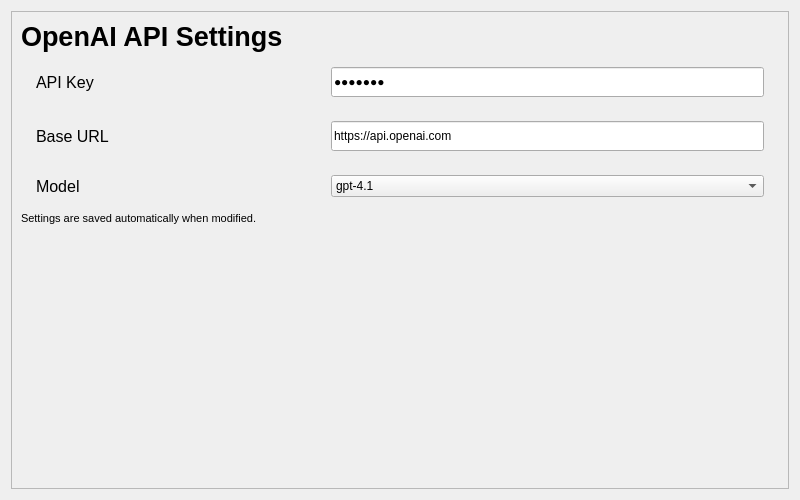
This is src/ui/SettingOpenAIPage.ui in flairziv/qt-llm-chat as Qt 5 draws it before an edit. The edited form follows.
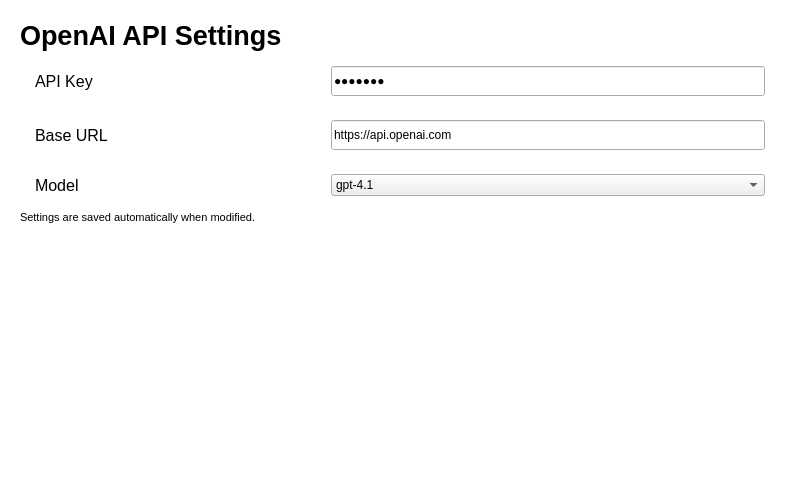
This is the edited form. Custom widgets are drawn as their Qt base class.

Diff of the .ui file:
```diff
--- a/src/ui/SettingOpenAIPage.ui
+++ b/src/ui/SettingOpenAIPage.ui
@@ -10,6 +10,11 @@
     <height>500</height>
    </rect>
   </property>
+  <property name="styleSheet">
+   <string notr="true">#SettingOpenAIPage { background: transparent; }
+QScrollArea { background: transparent; border: none; }
+#scrollAreaWidgetContents { background: transparent; }</string>
+  </property>
   <layout class="QVBoxLayout" name="verticalLayout">
    <item>
     <widget class="QScrollArea" name="scrollArea">
```
